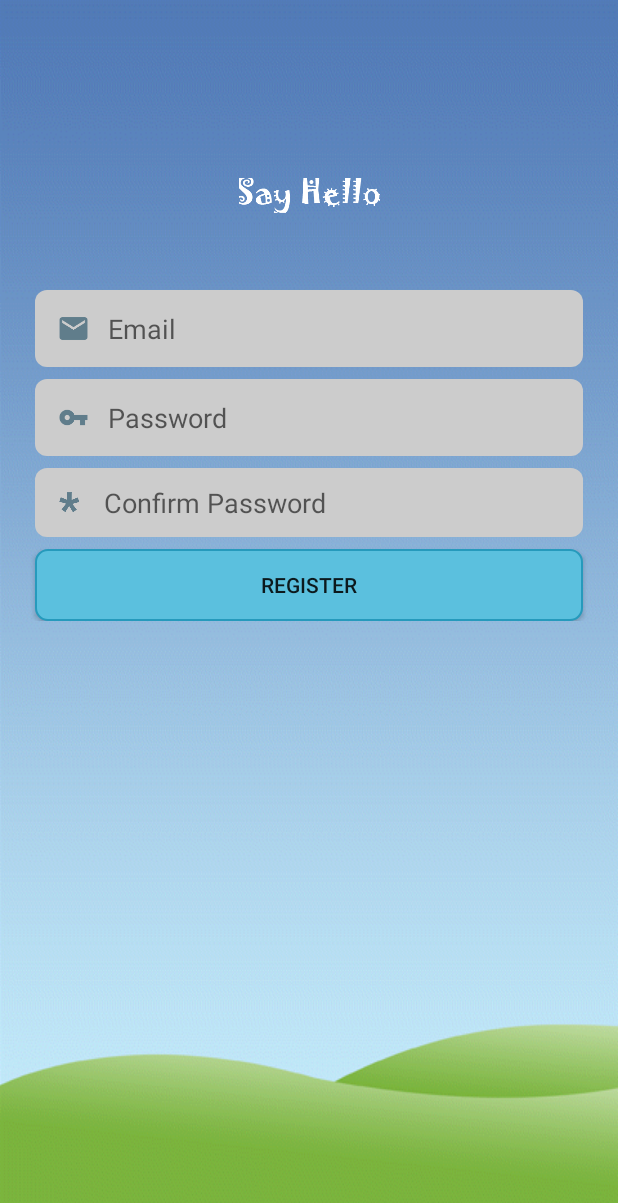
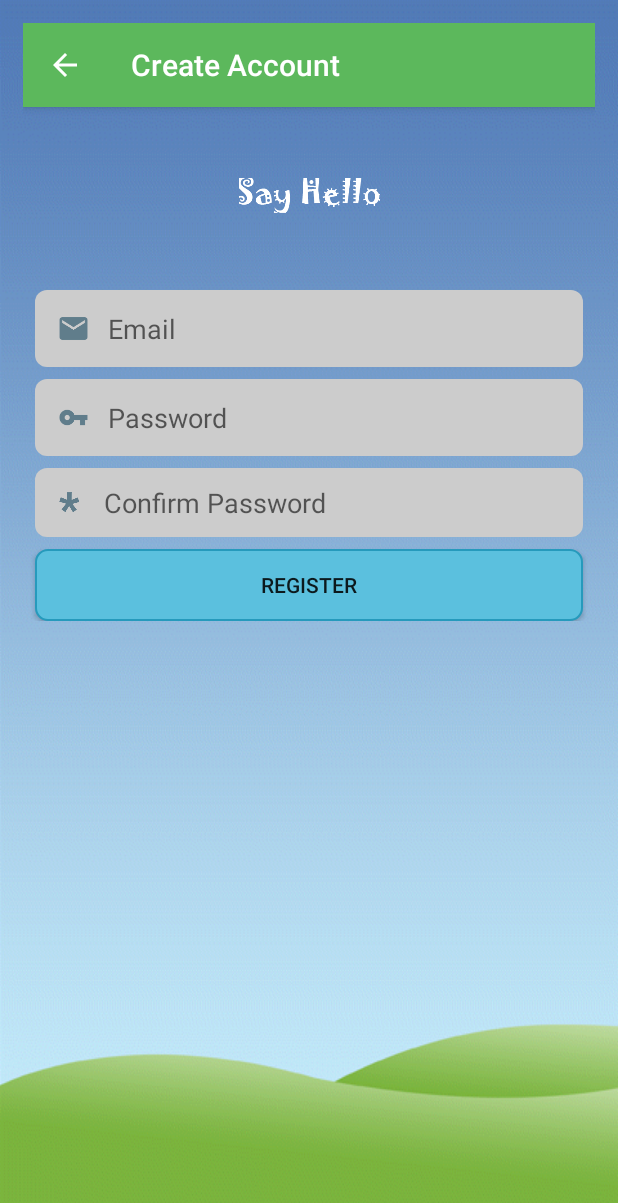
Before and after one commit to yonchando/SayHello, an Android app: the RegisterActivity screen opened directly, with no data from a screen before it, on a phone screen of 412 x 824 dp. Shown: the top 1203 px of the screen. Run offline under Robolectric (Android 15) with nearby library versions, the phone set to English and light mode, and no system bars; our stand-ins replace Firebase (no records; nobody signed in at launch, a user with empty details on screens opened directly).

Commit message:
fix register UI look good

```diff
--- a/app/src/main/java/com/rupp/yonchando/sayhello/RegisterActivity.java
+++ b/app/src/main/java/com/rupp/yonchando/sayhello/RegisterActivity.java
@@ -5,6 +5,7 @@ import android.content.Intent;
 import android.support.annotation.NonNull;
 import android.support.v7.app.AppCompatActivity;
 import android.os.Bundle;
+import android.support.v7.widget.Toolbar;
 import android.view.View;
 import android.widget.Button;
 import android.widget.EditText;
@@ -30,6 +31,12 @@ public class RegisterActivity extends AppCompatActivity implements View.OnClickL
     protected void onCreate(Bundle savedInstanceState) {
         super.onCreate(savedInstanceState);
         setContentView(R.layout.activity_register);
+
+        Toolbar toolbarReg = findViewById(R.id.toolbarReg);
+        setSupportActionBar(toolbarReg);
+        getSupportActionBar().setTitle("Create Account");
+        getSupportActionBar().setDisplayHomeAsUpEnabled(true);
+
 
         buttonRegister = findViewById(R.id.buttonRegister);
         editTextEmail = findViewById(R.id.editTextEmail);
@@ -91,10 +98,12 @@ public class RegisterActivity extends AppCompatActivity implements View.OnClickL
             @Override
             public void onComplete(@NonNull Task<AuthResult> task) {
                 if (task.isComplete()) {
+                    progressDialog.dismiss();
                     loginAfterRegister(email, password);
                     Toast.makeText(RegisterActivity.this, "Register Success", Toast.LENGTH_SHORT).show();
                 } else {
-                    Toast.makeText(RegisterActivity.this, "Register Fail", Toast.LENGTH_SHORT).show();
+                    hideProgressDialog();
+                    Toast.makeText(RegisterActivity.this, "Register Fail, Please Try Again", Toast.LENGTH_SHORT).show();
                 }
             }
         });
--- a/app/src/main/java/com/rupp/yonchando/sayhello/StartUpActivity.java
+++ b/app/src/main/java/com/rupp/yonchando/sayhello/StartUpActivity.java
@@ -19,11 +19,11 @@ public class StartUpActivity extends AppCompatActivity {
             public void run() {
                 startLoginActivity();
             }
-        }, 2000);
+        }, 1000);
     }
 
     private void startLoginActivity() {
-        Intent intent = new Intent(this,LoginActivity.class);
+        Intent intent = new Intent(this,MainActivity.class);
         startActivity(intent);
     }
 }
--- a/app/src/main/res/layout/activity_register.xml
+++ b/app/src/main/res/layout/activity_register.xml
@@ -2,10 +2,28 @@
 <android.support.constraint.ConstraintLayout xmlns:android="http://schemas.android.com/apk/res/android"
     xmlns:app="http://schemas.android.com/apk/res-auto"
     xmlns:tools="http://schemas.android.com/tools"
+    style="@style/background"
     android:layout_width="match_parent"
     android:layout_height="match_parent"
-    style="@style/background"
     tools:context="com.rupp.yonchando.sayhello.RegisterActivity">
+
+    <android.support.design.widget.AppBarLayout
+        android:id="@+id/appbar"
+        android:layout_width="match_parent"
+        android:layout_height="wrap_content"
+        android:theme="@style/AppTheme.AppBarOverlay"
+        app:layout_constraintEnd_toEndOf="parent"
+        app:layout_constraintStart_toStartOf="parent"
+        app:layout_constraintTop_toTopOf="parent">
+
+        <android.support.v7.widget.Toolbar
+            android:id="@+id/toolbarReg"
+            android:layout_width="match_parent"
+            android:layout_height="match_parent"
+            android:background="@color/colorSuccess"
+            app:popupTheme="@style/AppTheme.PopupOverlay" />
+
+    </android.support.design.widget.AppBarLayout>
 
     <ScrollView
         android:layout_width="match_parent"
@@ -13,7 +31,7 @@
 
         <android.support.constraint.ConstraintLayout
             android:layout_width="match_parent"
-            android:layout_height="match_parent">
+            android:layout_height="wrap_content">
 
             <ImageView
                 android:id="@+id/imageViewLogo"
--- a/app/src/main/res/layout/app_bar_main.xml
+++ b/app/src/main/res/layout/app_bar_main.xml
@@ -15,7 +15,7 @@
             android:id="@+id/toolbar"
             android:layout_width="match_parent"
             android:layout_height="?attr/actionBarSize"
-            android:background="?attr/colorPrimary"
+            android:background="@color/colorSuccess"
             app:popupTheme="@style/AppTheme.PopupOverlay" />
 
     </android.support.design.widget.AppBarLayout>
```
Also changed, not shown: app/src/main/AndroidManifest.xml (+12 -6 lines), app/src/main/java/com/rupp/yonchando/sayhello/MainActivity.java (+5 -15 lines), app/src/main/res/layout/content_main.xml (+15 -1 lines). Lines whose indentation alone changed are shown as unchanged.
